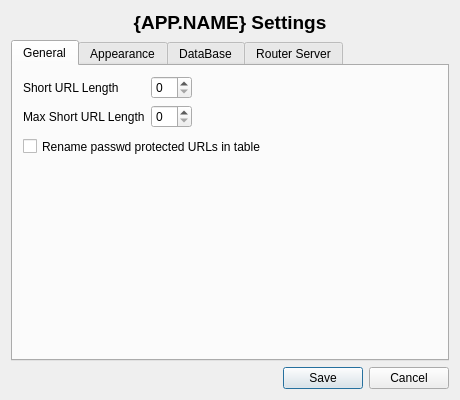
This is ui/settings.ui in mitko8009/codewars-2024-second-round as Qt 5 draws it before an edit. The edited form follows.
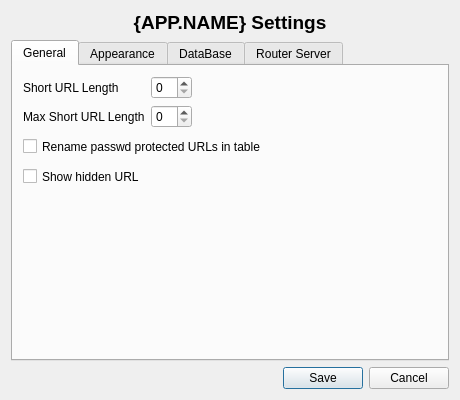
This is the edited form.

Commit message: Add Advanced URL Settings; Fix error handling in router

The edit to the form file:
```diff
--- a/ui/settings.ui
+++ b/ui/settings.ui
@@ -190,6 +190,33 @@
           <bool>false</bool>
          </property>
         </widget>
+        <widget class="QCheckBox" name="showHiddenUrls">
+         <property name="geometry">
+          <rect>
+           <x>10</x>
+           <y>100</y>
+           <width>401</width>
+           <height>21</height>
+          </rect>
+         </property>
+         <property name="font">
+          <font>
+           <pointsize>9</pointsize>
+          </font>
+         </property>
+         <property name="text">
+          <string>Show hidden URL</string>
+         </property>
+         <property name="checked">
+          <bool>false</bool>
+         </property>
+         <property name="autoExclusive">
+          <bool>false</bool>
+         </property>
+         <property name="tristate">
+          <bool>false</bool>
+         </property>
+        </widget>
        </widget>
        <widget class="QWidget" name="tab_4">
         <attribute name="title">
```
The commit also changes 9 other files.
